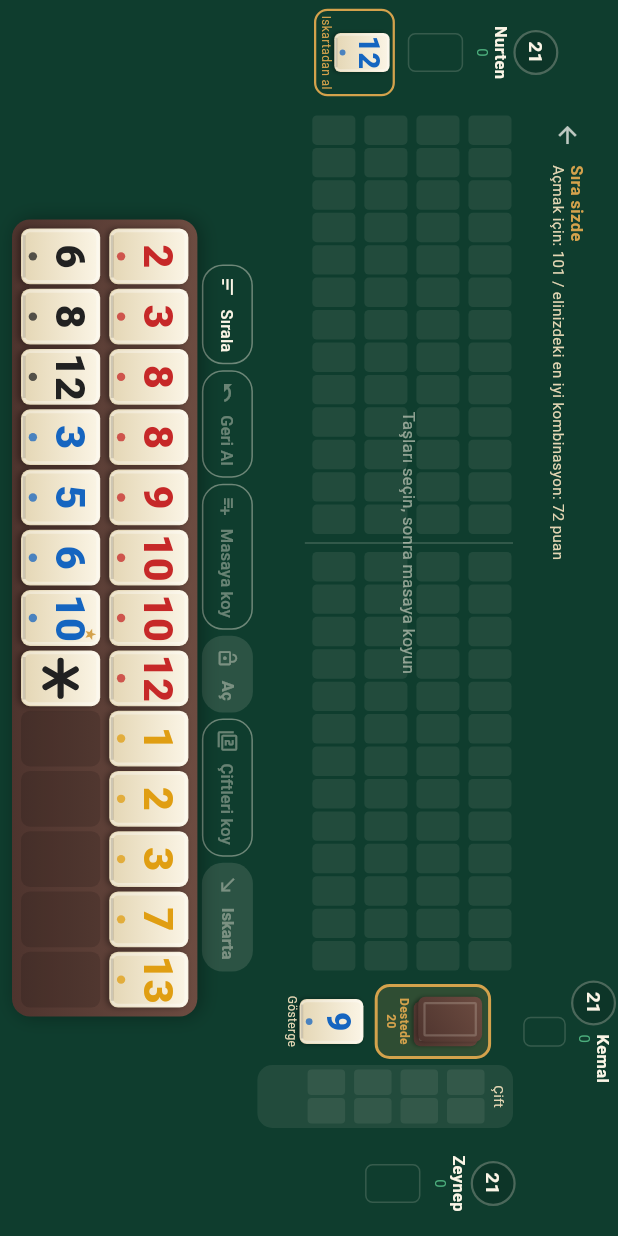
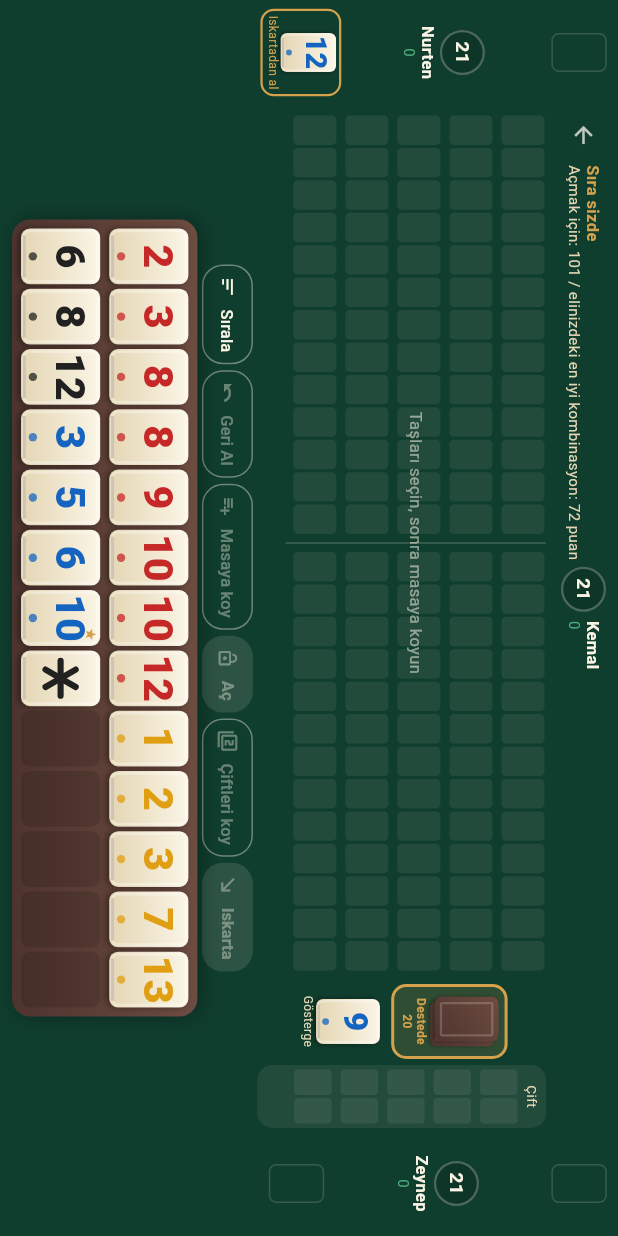
Before and after one commit to tgteknikcrm/okey101, a Flutter app: the screen it shows after launch, after a tap on "Yeni Oyun", on a phone screen of 412 x 824 dp. Run offline on Flutter 3.47's test engine with Material 3 defaults, Android fonts, the phone set to English and light mode, and no system bars; our stand-ins replace flutter_riverpod, freezed_annotation, shared_preferences; missing offline and left inert: dart:js_interop; generated files the repository leaves out were written again.

Commit message:
Put each discard pile at the corner it belongs to
I had half the geometry. A pile sits between the two players it concerns - the
one who threw the tile and the one entitled to take it - and okey passes to the
right, so from this side of the table the tiles travel UP the right-hand edge
and back DOWN the left. There is no "the pile under a player is the one they
take" rule, which is what the last version assumed and why the right-hand seat
ended up pinned to the top of its rail with one pile under it.

Four corners, one pile each:

  bottom right  the player throws, the seat on the right takes
  top right     that seat throws, the seat opposite takes
  top left      the seat opposite throws, the seat on the left takes
  bottom left   that seat throws, the player takes - nearest the rack

Which puts every profile in the middle of its own edge with a pile above and a
pile below, and the seat opposite dead centre of the top: two equal flexible
cells either side of it, so however long the text in the corner runs it cannot
push the circle off centre.

The top strip lost the pile it was carrying - both piles that seat touches are
at the top corners - and with it 22 pixels of height, which went to the grid.

272 tests. The throw-by-drag test now picks its target by column and then by
height: the right rail holds two piles, and only the lower one is the player's.

Verified in Chrome at 844x390: dragged a tile from the rack onto the bottom
right pile. It landed there, under the seat entitled to take it, and the turn
moved on.

Co-Authored-By: Claude Opus 5 (1M context) <noreply@anthropic.com>

```diff
--- a/lib/features/game/game_screen.dart
+++ b/lib/features/game/game_screen.dart
@@ -336,11 +336,11 @@ class _Board extends ConsumerWidget {
                 child: _SeatRail(
                   session: session,
                   seat: leftSeat,
-                  // The seat across throws to the seat on the left, so its pile
-                  // sits under that circle; the left seat throws to the player,
-                  // so its pile sits below that again - nearest the rack, which
-                  // is the only pile anyone may take from.
-                  piles: [acrossSeat, leftSeat],
+                  // Top left is where the far seat and this one meet, bottom
+                  // left where this one and the player meet - and that lower
+                  // pile is the only one anyone may take from.
+                  pileAbove: acrossSeat,
+                  pileBelow: leftSeat,
                   drawableSeat: leftSeat,
                   onDraw: controller.drawFromDiscard,
                   colorblind: settings.colorblind,
@@ -349,12 +349,7 @@ class _Board extends ConsumerWidget {
               Expanded(
                 child: Column(
                   children: [
-                    _TopStrip(
-                      session: session,
-                      seat: acrossSeat,
-                      pileSeat: rightSeat,
-                      colorblind: settings.colorblind,
-                    ),
+                    _TopStrip(session: session, seat: acrossSeat),
                     Expanded(
                       child: Row(
                         crossAxisAlignment: CrossAxisAlignment.stretch,
@@ -397,10 +392,12 @@ class _Board extends ConsumerWidget {
                 child: _SeatRail(
                   session: session,
                   seat: rightSeat,
-                  // The player throws to the seat on their right, so their own
-                  // pile lives under that circle - which is also where a tile
-                  // dragged off the rack has to be dropped to be thrown.
-                  piles: [session.humanSeat],
+                  // Top right is where this seat and the far seat meet; bottom
+                  // right is where the player and this seat meet, so the
+                  // player's own pile goes there - which is also where a tile
+                  // dragged off the rack has to land to be thrown.
+                  pileAbove: rightSeat,
+                  pileBelow: session.humanSeat,
                   discardKey: discardKey,
                   colorblind: settings.colorblind,
                 ),
@@ -645,20 +642,25 @@ void showScoreboard(BuildContext context, GameSession session) {
   );
 }
 
-/// One opponent at their edge of the table: a small circle with their name,
-/// and under it the pile they draw from.
+/// One opponent at their edge of the table: their circle in the middle of it,
+/// with a discard pile above and another below.
 ///
-/// A discard pile belongs BETWEEN two players on a real table - the one who
-/// threw the tile and the one entitled to take it - and okey passes to the
-/// right, so the pile under a player is always the previous seat's. That makes
-/// the whole table one rotation: your throws land under the player on your
-/// right, theirs land at the top, the top seat's land on your left, and the
-/// pile you may take sits nearest you.
+/// A pile belongs at the CORNER between the two players it concerns - the one
+/// who threw the tile and the one entitled to take it. Okey passes to the
+/// right, so from this side of the table the tiles travel up the right-hand
+/// edge and back down the left: your throws land at the bottom right, the
+/// right-hand seat's at the top right, the far seat's at the top left, and the
+/// pile you may take sits at the bottom left, nearest your rack.
+///
+/// So there is no "above means thrown" rule to state. Each pile just sits
+/// where the two players who share it meet, and every profile ends up centred
+/// between the two piles that touch it.
 class _SeatRail extends StatelessWidget {
   const _SeatRail({
     required this.session,
     required this.seat,
-    required this.piles,
+    required this.pileAbove,
+    required this.pileBelow,
     required this.colorblind,
     this.drawableSeat,
     this.onDraw,
@@ -670,8 +672,9 @@ class _SeatRail extends StatelessWidget {
   /// Whose circle and name this rail shows.
   final int seat;
 
-  /// Discard piles stacked under the circle, by seat, top to bottom.
-  final List<int> piles;
+  /// The pile at the corner above, and the one at the corner below, by seat.
+  final int pileAbove;
+  final int pileBelow;
 
   final bool colorblind;
 
@@ -690,25 +693,7 @@ class _SeatRail extends StatelessWidget {
     final l10n = AppLocalizations.of(context);
     final game = session.state;
 
-    return Padding(
-      padding: const EdgeInsets.symmetric(horizontal: 2, vertical: 4),
-      // Centred while it fits, scrolled when it does not, rather than divided
-      // by Expanded: a fixed share of the rail clips as soon as the text scale
-      // goes above 1.0.
-      child: Center(
-        child: SingleChildScrollView(
-          child: Column(
-            mainAxisSize: MainAxisSize.min,
-            children: [
-              SeatChip(
-                player: game.players[seat],
-                isCurrent: game.currentSeat == seat && !game.isHandOver,
-                thinking: session.botThinking,
-              ),
-              for (final pileSeat in piles)
-                Padding(
-                  padding: const EdgeInsets.only(top: 3),
-                  child: _Pile(
+    Widget pile(int pileSeat) => _Pile(
           session: session,
           seat: pileSeat,
           colorblind: colorblind,
@@ -716,14 +701,25 @@ class _SeatRail extends StatelessWidget {
           drawable: pileSeat == drawableSeat,
           onDraw: pileSeat == drawableSeat ? onDraw : null,
           slotKey: pileSeat == session.humanSeat ? discardKey : null,
-                    label: pileSeat == drawableSeat
-                        ? l10n.gameTakeDiscard
-                        : null,
-                  ),
-                ),
-            ],
-          ),
-        ),
+          label: pileSeat == drawableSeat ? l10n.gameTakeDiscard : null,
+        );
+
+    return Padding(
+      padding: const EdgeInsets.symmetric(horizontal: 2, vertical: 4),
+      // spaceBetween across three children: a pile at each end and the circle
+      // in the middle. The two piles are the same height, so the circle lands
+      // dead centre of the edge.
+      child: Column(
+        mainAxisAlignment: MainAxisAlignment.spaceBetween,
+        children: [
+          pile(pileAbove),
+          SeatChip(
+            player: game.players[seat],
+            isCurrent: game.currentSeat == seat && !game.isHandOver,
+            thinking: session.botThinking,
+          ),
+          pile(pileBelow),
+        ],
       ),
     );
   }
@@ -740,7 +736,6 @@ class _Pile extends StatelessWidget {
     this.onDraw,
     this.slotKey,
     this.label,
-    this.minTouchSize = 46,
   });
 
   final GameSession session;
@@ -751,7 +746,6 @@ class _Pile extends StatelessWidget {
   final VoidCallback? onDraw;
   final GlobalKey? slotKey;
   final String? label;
-  final double minTouchSize;
 
   @override
   Widget build(BuildContext context) {
@@ -774,7 +768,6 @@ class _Pile extends StatelessWidget {
       // that does nothing just reads as a broken game.
       onTap: drawable ? onDraw : null,
       label: label,
-      minTouchSize: minTouchSize,
       colorblindGlyph:
           colorblind && top?.color != null ? colorGlyph(l10n, top!.color!) : null,
     );
@@ -825,26 +818,15 @@ class _DraggableSource extends StatelessWidget {
   }
 }
 
-/// The top edge: the seat across the table, with the pile it draws from under
-/// it, and the way back tucked into the corner.
+/// The top edge: the seat across the table, centred, with the way back and the
+/// two readings that used to live in a panel of their own tucked to the left.
 class _TopStrip extends ConsumerWidget {
-  const _TopStrip({
-    required this.session,
-    required this.seat,
-    required this.pileSeat,
-    required this.colorblind,
-  });
+  const _TopStrip({required this.session, required this.seat});
 
   final GameSession session;
   final int seat;
 
-  /// Whose discards sit under that circle. Always the seat before it: a pile
-  /// belongs between the player who threw the tile and the one who may take it.
-  final int pileSeat;
-
-  final bool colorblind;
-
-  static const double height = 68;
+  static const double height = 46;
 
   @override
   Widget build(BuildContext context, WidgetRef ref) {
@@ -866,11 +848,13 @@ class _TopStrip extends ConsumerWidget {
       height: height,
       child: Row(
         children: [
+          // Two equal flexible cells either side, so the seat opposite sits
+          // dead centre of the table however long the text beside it runs.
+          Expanded(
+            child: Row(
+              children: [
                 _BackButton(session: session, dense: true),
-          // Whose turn it is and how far off opening the rack is, in the corner
-          // as plain text. It used to be a panel of its own across the bottom,
-          // which is a row the table wanted more.
-          Expanded(
+                Flexible(
                   child: Column(
                     crossAxisAlignment: CrossAxisAlignment.start,
                     mainAxisAlignment: MainAxisAlignment.center,
@@ -902,33 +886,16 @@ class _TopStrip extends ConsumerWidget {
                     ],
                   ),
                 ),
-          ConstrainedBox(
-            constraints: const BoxConstraints(maxWidth: 240),
-            // Stacked, like the side rails: the pile a player draws from sits
-            // in front of them, which from this side of the table means under
-            // their circle.
-            child: Column(
-              mainAxisSize: MainAxisSize.min,
-              mainAxisAlignment: MainAxisAlignment.center,
-              children: [
+              ],
+            ),
+          ),
           SeatChip(
             player: game.players[seat],
             isCurrent: game.currentSeat == seat && !game.isHandOver,
             thinking: session.botThinking,
             axis: Axis.horizontal,
           ),
-                _Pile(
-                  session: session,
-                  seat: pileSeat,
-                  colorblind: colorblind,
-                  width: 20,
-                  minTouchSize: 28,
-                ),
-              ],
-            ),
-          ),
-          // Balances the back button so the seat opposite sits centred.
-          const SizedBox(width: 32),
+          const Expanded(child: SizedBox()),
         ],
       ),
     );
```
Also changed, not shown: 1 other file. Lines whose indentation alone changed are shown as unchanged.
